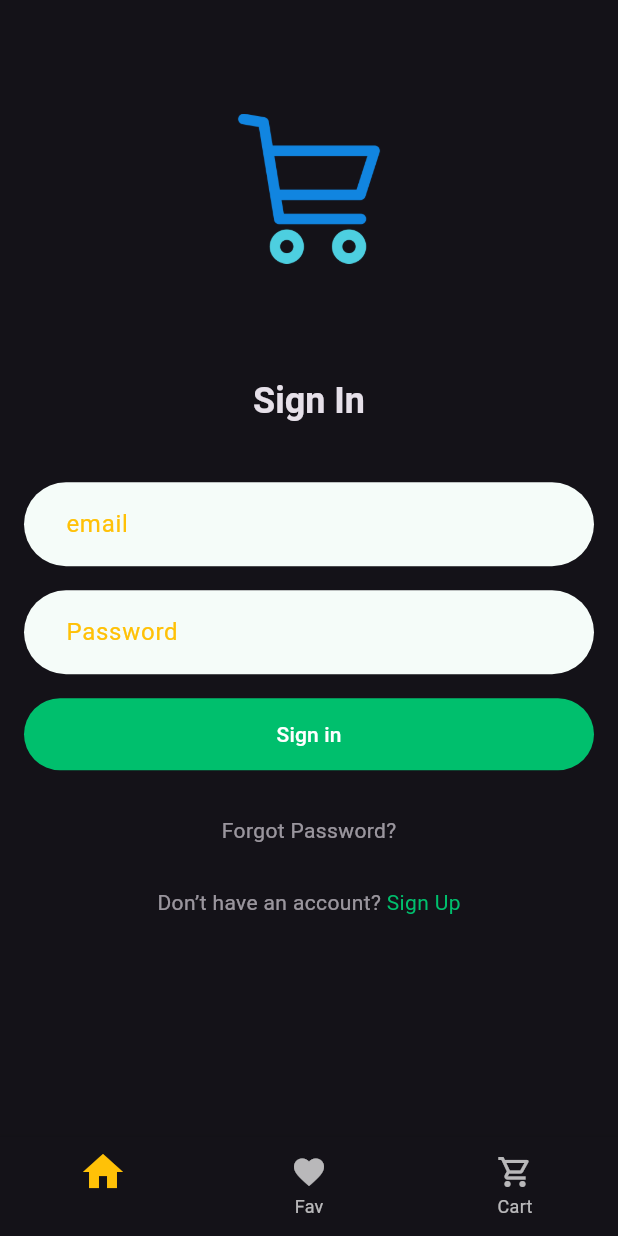
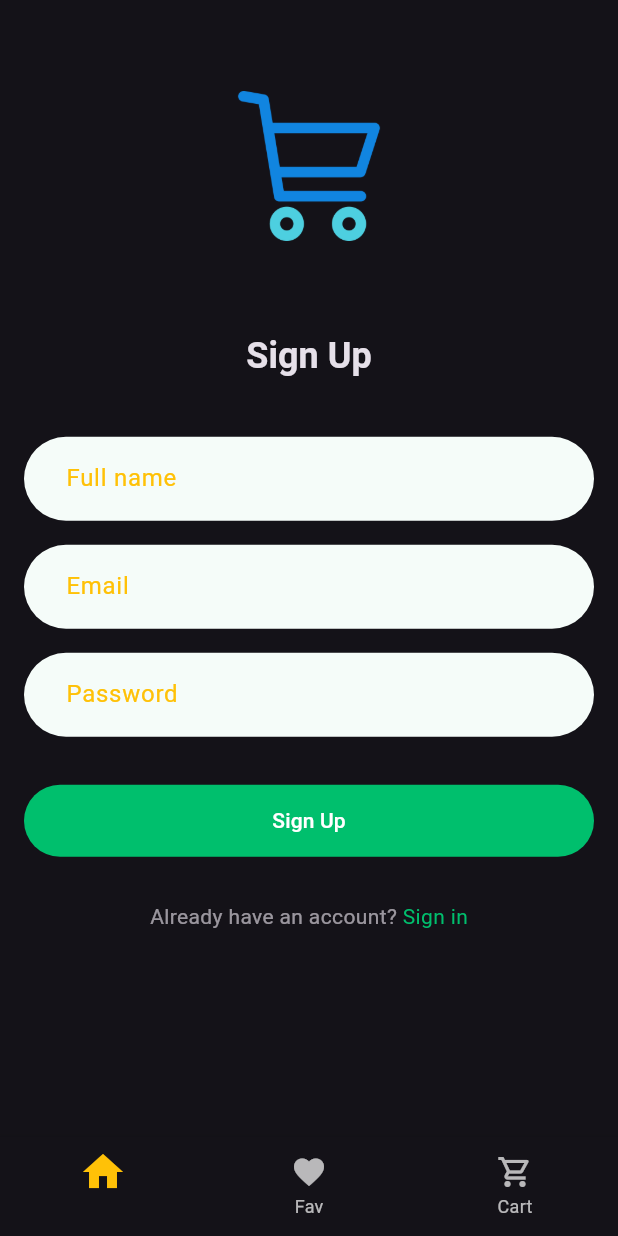
Before and after one commit to EbrahemHashem/shop_app, a Flutter app: the screen it shows after launch, on a phone screen of 412 x 824 dp. Run offline on Flutter 3.47's test engine with Material 3 defaults, Android fonts, the phone set to English and light mode, and no system bars.

Commit message:
register view

```diff
--- a/lib/features/home/presentation/views/home_view.dart
+++ b/lib/features/home/presentation/views/home_view.dart
@@ -1,7 +1,6 @@
 import 'package:flutter/material.dart';
 import 'package:shop_app/features/home/presentation/views/custom_bottom_navigation_bar.dart';
-import 'package:shop_app/features/home/presentation/views/widgets/home_view_body.dart';
-import 'package:shop_app/features/login/presentation/views/login.dart';
+import 'package:shop_app/features/register/presentation/views/register.dart';
 
 class HomeView extends StatelessWidget {
   const HomeView({super.key});
@@ -9,7 +8,7 @@ class HomeView extends StatelessWidget {
   @override
   Widget build(BuildContext context) {
     return Scaffold(
-      body: Login(),
+      body: Register(),
       bottomNavigationBar: const CustomBottomNavigationBar(),
     );
   }
--- a/lib/features/register/presentation/views/register.dart
+++ b/lib/features/register/presentation/views/register.dart
@@ -1,10 +1,132 @@
 import 'package:flutter/material.dart';
 
 class Register extends StatelessWidget {
-  const Register({super.key});
+  final _formKey = GlobalKey<FormState>();
 
+  Register({super.key});
   @override
   Widget build(BuildContext context) {
-    return const Placeholder();
+    return SafeArea(child: LayoutBuilder(builder: (context, constraints) {
+      return SingleChildScrollView(
+          padding: const EdgeInsets.symmetric(horizontal: 16.0),
+          child: Column(
+            children: [
+              SizedBox(height: constraints.maxHeight * 0.08),
+              Image.asset(
+                "assets/images/shop_cart.png",
+                height: 100,
+              ),
+              SizedBox(height: constraints.maxHeight * 0.08),
+              Text(
+                "Sign Up",
+                style: Theme.of(context).textTheme.headlineSmall!.copyWith(fontWeight: FontWeight.bold),
+              ),
+              SizedBox(height: constraints.maxHeight * 0.05),
+              Form(
+                key: _formKey,
+                child: Column(
+                  children: [
+                    // full name
+                    TextFormField(
+                      style: const TextStyle(color: Colors.amber),
+                      decoration: const InputDecoration(
+                        hintStyle: TextStyle(color: Colors.amber),
+                        hintText: 'Full name',
+                        filled: true,
+                        fillColor: Color(0xFFF5FCF9),
+                        contentPadding: EdgeInsets.symmetric(horizontal: 16.0 * 1.5, vertical: 16.0),
+                        border: OutlineInputBorder(
+                          borderSide: BorderSide.none,
+                          borderRadius: BorderRadius.all(Radius.circular(50)),
+                        ),
+                      ),
+                      onSaved: (name) {
+                        // Save it
+                      },
+                    ),
+                    const SizedBox(height: 16.0),
+                    // email
+                    TextFormField(
+                      style: const TextStyle(color: Colors.amber),
+                      decoration: const InputDecoration(
+                        hintStyle: TextStyle(color: Colors.amber),
+                        hintText: 'Email',
+                        filled: true,
+                        fillColor: Color(0xFFF5FCF9),
+                        contentPadding: EdgeInsets.symmetric(horizontal: 16.0 * 1.5, vertical: 16.0),
+                        border: OutlineInputBorder(
+                          borderSide: BorderSide.none,
+                          borderRadius: BorderRadius.all(Radius.circular(50)),
+                        ),
+                      ),
+                      keyboardType: TextInputType.emailAddress,
+                      onSaved: (email) {
+                        // Save it
+                      },
+                    ),
+                    Padding(
+                      padding: const EdgeInsets.symmetric(vertical: 16.0),
+                      // password
+                      child: TextFormField(
+                        style: const TextStyle(color: Colors.amber),
+                        decoration: const InputDecoration(
+                          hintStyle: TextStyle(color: Colors.amber),
+                          hintText: 'Password',
+                          filled: true,
+                          fillColor: Color(0xFFF5FCF9),
+                          contentPadding: EdgeInsets.symmetric(horizontal: 16.0 * 1.5, vertical: 16.0),
+                          border: OutlineInputBorder(
+                            borderSide: BorderSide.none,
+                            borderRadius: BorderRadius.all(Radius.circular(50)),
+                          ),
+                        ),
+                        obscureText: true,
+                        onSaved: (passaword) {
+                          // Save it
+                        },
+                      ),
+                    ),
+                    // sign up button
+                    Padding(
+                      padding: const EdgeInsets.symmetric(vertical: 16.0),
+                      child: ElevatedButton(
+                        onPressed: () {
+                          if (_formKey.currentState!.validate()) {
+                            _formKey.currentState!.save(); //navigate to login
+                          }
+                        },
+                        style: ElevatedButton.styleFrom(
+                          elevation: 0,
+                          backgroundColor: const Color(0xFF00BF6D),
+                          foregroundColor: Colors.white,
+                          minimumSize: const Size(double.infinity, 48),
+                          shape: const StadiumBorder(),
+                        ),
+                        child: const Text("Sign Up"),
+                      ),
+                    ),
+                    TextButton(
+                      onPressed: () {},
+                      child: Text.rich(
+                        const TextSpan(
+                          text: "Already have an account? ",
+                          children: [
+                            TextSpan(
+                              text: "Sign in",
+                              style: TextStyle(color: Color(0xFF00BF6D)),
+                            ),
+                          ],
+                        ),
+                        style: Theme.of(context).textTheme.bodyMedium!.copyWith(
+                              color: Theme.of(context).textTheme.bodyLarge!.color!.withOpacity(0.64),
+                            ),
+                      ),
+                    ),
+                  ],
+                ),
+              ),
+            ],
+          ));
+    }));
   }
 }
```
